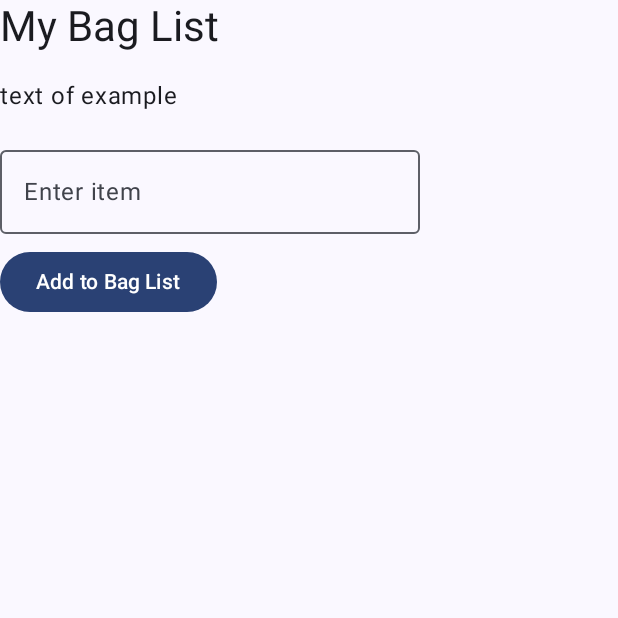
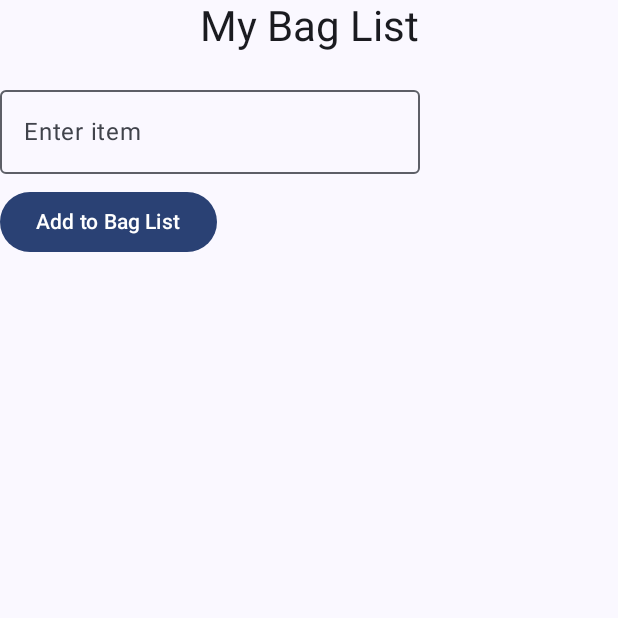
Before and after one commit to Andy-Leo10/bag_list, an Android app built with Jetpack Compose: the screen it shows after launch (MainActivity), on a phone screen of 412 x 824 dp, the top half of it. Run offline under Robolectric (Android 15) with nearby library versions, the phone set to English and light mode, and no system bars.

Commit message:
Implement bag list with checkbox functionality and update UI layout

```diff
--- a/app/src/main/java/com/example/myapplication/MainActivity.kt
+++ b/app/src/main/java/com/example/myapplication/MainActivity.kt
@@ -26,6 +26,13 @@ import androidx.compose.foundation.lazy.items
 import androidx.compose.foundation.layout.Arrangement
 import androidx.compose.material3.OutlinedTextField
 import androidx.compose.material3.MaterialTheme.typography
+import androidx.compose.ui.text.TextStyle
+import androidx.compose.foundation.layout.Row
+import androidx.compose.foundation.layout.fillMaxWidth
+import androidx.compose.material3.Checkbox
+import androidx.compose.ui.text.style.TextDecoration
+import androidx.compose.ui.text.font.FontWeight
+import androidx.compose.ui.text.style.TextAlign
 
 class MainActivity : ComponentActivity() {
     override fun onCreate(savedInstanceState: Bundle?) {
@@ -43,14 +50,10 @@ class MainActivity : ComponentActivity() {
 fun MainApplicationContent(modifier: Modifier = Modifier) {
     Scaffold(modifier = modifier.fillMaxSize()) { innerPadding ->
         Column(
-            modifier = Modifier.padding(innerPadding),
+            modifier = Modifier.padding(innerPadding).fillMaxSize(),
             verticalArrangement = Arrangement.spacedBy(16.dp) // Adds spacing between items
         ) {
-            Text(
-                text = "My Bag List",
-                style = typography.headlineMedium
-            )
-            Print(content = "text of example")
+            Title(title = "My Bag List", modifier = Modifier.fillMaxWidth())
             BagList()
         }
     }
@@ -60,22 +63,23 @@ fun MainApplicationContent(modifier: Modifier = Modifier) {
 fun Title(title: String, modifier: Modifier = Modifier) {
     Text(
         text = title,
-        style = androidx.compose.material3.MaterialTheme.typography.headlineMedium,
-        modifier = modifier
+        style = typography.headlineMedium,
+        modifier = modifier,
+        textAlign = TextAlign.Center,
     )
 }
 
 @Composable
 fun Print(content: String, modifier: Modifier = Modifier) {
     Text(
-        text = "$content",
+        text = content,
         modifier = modifier
     )
 }
 
 @Composable
 fun BagList() {
-    var items = remember { mutableStateOf(listOf<String>()) }
+    var items = remember { mutableStateOf(listOf<Pair<String, Boolean>>()) }
     var text by remember { mutableStateOf("") }
 
     Column {
@@ -87,7 +91,7 @@ fun BagList() {
         Spacer(modifier = Modifier.height(8.dp))
         Button(onClick = {
             if (text.isNotBlank()) {
-                items.value = items.value + text
+                items.value = items.value + Pair(text, false)
                 text = "" // Clear the text field after adding
             }
         }) {
@@ -97,8 +101,29 @@ fun BagList() {
         LazyColumn(
             verticalArrangement = Arrangement.spacedBy(8.dp),
         ) {
-            items(items.value ?: emptyList()) { item ->
-                Text(text = item)
+            items(items.value ?: emptyList()) { (item, isChecked) ->
+                Row(
+                    modifier = Modifier.fillMaxWidth(),
+                    horizontalArrangement = Arrangement.Start,
+                    verticalAlignment = androidx.compose.ui.Alignment.CenterVertically
+                ) {
+                    Checkbox(
+                        checked = isChecked,
+                        onCheckedChange = { checked ->
+                            items.value = items.value.map {
+                                if (it.first == item) item to checked else it
+                            }
+                        }
+                    )
+                    Text(
+                        text = item,
+                        style = if (isChecked) {
+                            TextStyle(textDecoration = TextDecoration.LineThrough)
+                        } else {
+                            TextStyle(fontWeight = FontWeight.Bold)
+                        }
+                    )
+                }
             }
         }
     }
```
